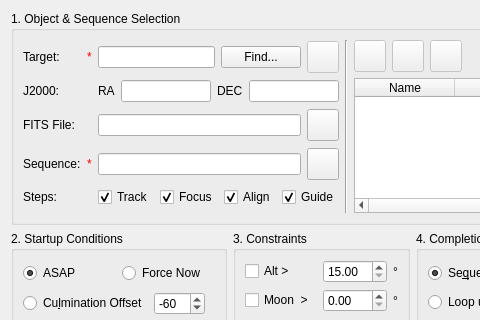
The window that kstars/ekos/scheduler.ui (KDE/kstars) describes before a commit, drawn with Qt 5; both pictures show x 0 to 480 and y 0 to 320 of the 681 by 496 pixel window.
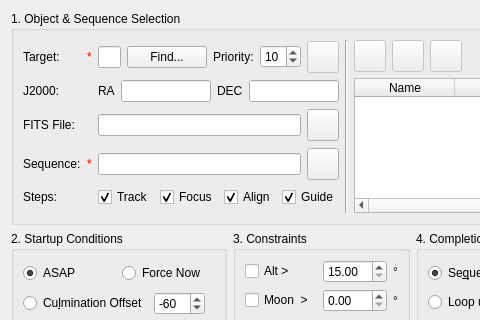
The same window after the commit. Custom widgets are drawn as their Qt base class.

Commit message: Add job priority parameter to scheduler jobs

The edit to the form file:
```diff
--- a/kstars/ekos/scheduler.ui
+++ b/kstars/ekos/scheduler.ui
@@ -166,6 +166,26 @@
             </property>
            </widget>
           </item>
+          <item>
+           <widget class="QLabel" name="label_7">
+            <property name="text">
+             <string>Priority:</string>
+            </property>
+           </widget>
+          </item>
+          <item>
+           <widget class="QSpinBox" name="prioritySpin">
+            <property name="minimum">
+             <number>1</number>
+            </property>
+            <property name="maximum">
+             <number>20</number>
+            </property>
+            <property name="value">
+             <number>10</number>
+            </property>
+           </widget>
+          </item>
           <item>
            <widget class="QPushButton" name="mosaicB">
             <property name="enabled">
```
The commit also changes 3 other files.
